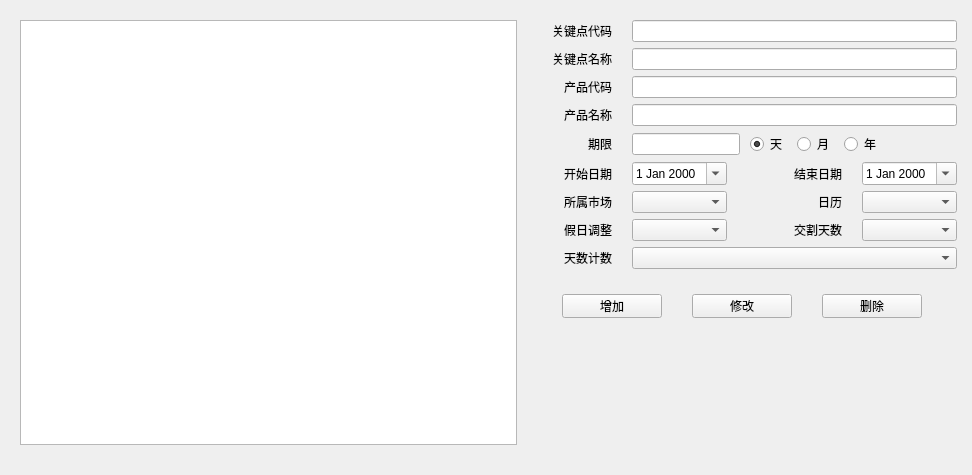
First picture: the form in FML/view/mainframe/key_point_definition.ui, repository ruofeng216/fmlnew, before the edit.
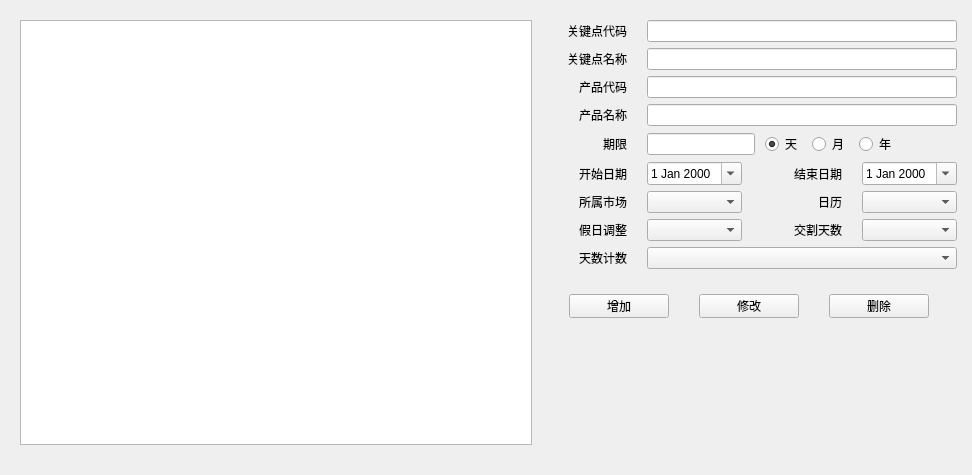
Second picture: the form after the edit.

Patch:
```diff
--- a/FML/view/mainframe/key_point_definition.ui
+++ b/FML/view/mainframe/key_point_definition.ui
@@ -300,13 +300,13 @@
           <widget class="QLabel" name="label_11">
            <property name="minimumSize">
             <size>
-             <width>95</width>
+             <width>80</width>
              <height>0</height>
             </size>
            </property>
            <property name="maximumSize">
             <size>
-             <width>95</width>
+             <width>80</width>
              <height>16777215</height>
             </size>
            </property>
@@ -364,13 +364,13 @@
           <widget class="QLabel" name="label_6">
            <property name="minimumSize">
             <size>
-             <width>95</width>
+             <width>80</width>
              <height>0</height>
             </size>
            </property>
            <property name="maximumSize">
             <size>
-             <width>95</width>
+             <width>80</width>
              <height>16777215</height>
             </size>
            </property>
@@ -424,13 +424,13 @@
           <widget class="QLabel" name="label_10">
            <property name="minimumSize">
             <size>
-             <width>95</width>
+             <width>80</width>
              <height>0</height>
             </size>
            </property>
            <property name="maximumSize">
             <size>
-             <width>95</width>
+             <width>80</width>
              <height>16777215</height>
             </size>
            </property>
```
